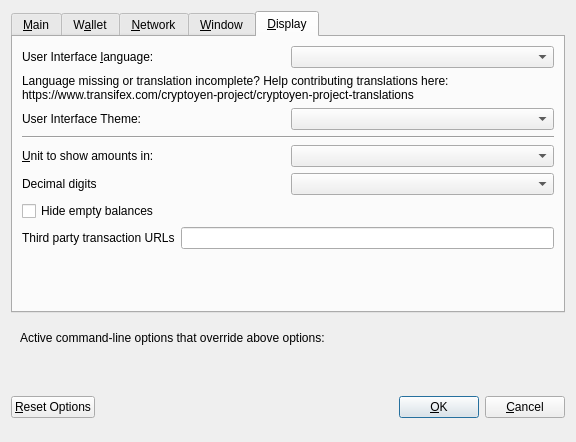
This is src/qt/forms/optionsdialog.ui in smartinsider/cryptoyen-classic as Qt 5 draws it before an edit. The edited form follows.
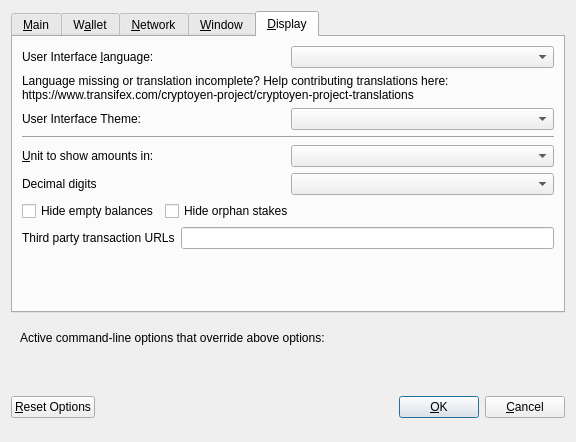
This is the edited form. The open tabs and pages were chosen to show the change. Custom widgets are drawn as their Qt base class.

Diff of the .ui file:
```diff
--- a/src/qt/forms/optionsdialog.ui
+++ b/src/qt/forms/optionsdialog.ui
@@ -442,7 +442,7 @@
         </widget>
        </item>
        <item>
-        <layout class="QHBoxLayout" name="horizontalLayout_4_Display" stretch="0,0">
+        <layout class="QHBoxLayout" name="horizontalLayout_2_Display" stretch="0,0">
          <item>
           <widget class="QLabel" name="themeLabel">
            <property name="text">
@@ -463,7 +463,7 @@
         </widget>
        </item>
        <item>
-        <layout class="QHBoxLayout" name="horizontalLayout_2_Display">
+        <layout class="QHBoxLayout" name="horizontalLayout_3_Display">
          <item>
           <widget class="QLabel" name="unitLabel">
            <property name="text">
@@ -487,7 +487,7 @@
         </layout>
        </item>
        <item>
-        <layout class="QHBoxLayout" name="horizontalLayout_5_Display">
+        <layout class="QHBoxLayout" name="horizontalLayout_4_Display">
          <item>
           <widget class="QLabel" name="digitsLabel">
            <property name="text">
@@ -501,6 +501,8 @@
         </layout>
        </item>
        <item>
+        <layout class="QHBoxLayout" name="horizontalLayout_5_Display">
+         <item>
         <widget class="QCheckBox" name="checkBoxHideZeroBalances">
          <property name="toolTip">
           <string>Hide empty balances</string>
@@ -514,7 +516,32 @@
         </widget>
        </item>
        <item>
-        <layout class="QHBoxLayout" name="horizontalLayout_3_Display">
+          <widget class="QCheckBox" name="checkBoxHideOrphans">
+           <property name="toolTip">
+            <string>Hide orphan stakes in transaction lists</string>
+           </property>
+           <property name="text">
+            <string>Hide orphan stakes</string>
+           </property>
+          </widget>
+         </item>
+         <item>
+          <spacer name="horizontalSpacer">
+           <property name="orientation">
+            <enum>Qt::Horizontal</enum>
+           </property>
+           <property name="sizeHint" stdset="0">
+            <size>
+             <width>40</width>
+             <height>20</height>
+            </size>
+           </property>
+          </spacer>
+         </item>
+        </layout>
+       </item>
+       <item>
+        <layout class="QHBoxLayout" name="horizontalLayout_6_Display">
          <item>
           <widget class="QLabel" name="thirdPartyTxUrlsLabel">
            <property name="toolTip">
```
Left out of the diff: 19 changed lines with no effect on the pictures. Lines whose indentation alone changed are shown as unchanged.
